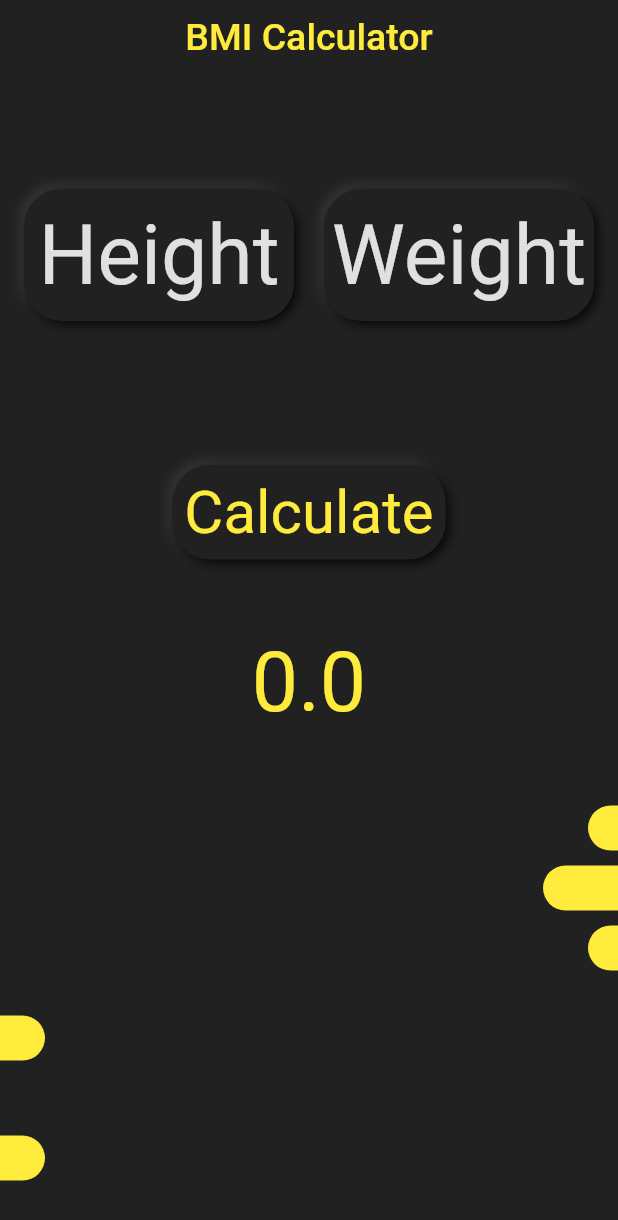
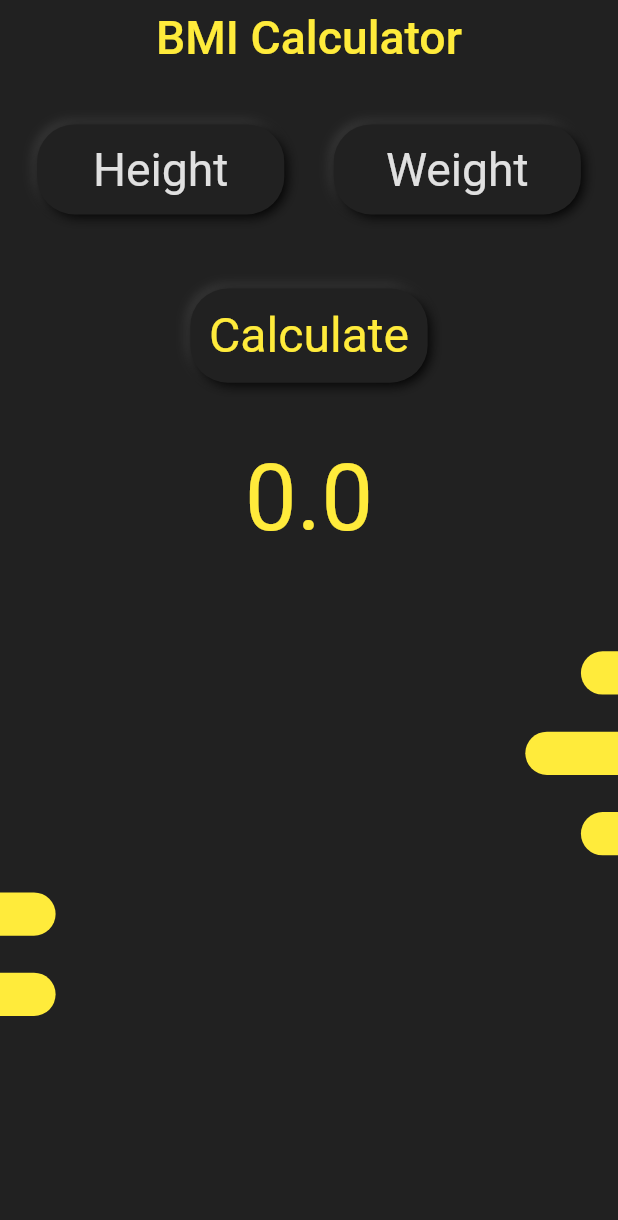
Before and after one commit to swastik21/bmi, a Flutter app: the screen it shows after launch, on a phone screen of 412 x 824 dp. Shown: the top 1220 px of the screen. Run offline on Flutter 3.47's test engine with Material 2 defaults, Android fonts, the phone set to English and light mode, and no system bars; our stand-ins replace flutter_inset_box_shadow, flutter_riverpod.

Commit message:
Made design responsive

```diff
--- a/lib/home_page.dart
+++ b/lib/home_page.dart
@@ -1,9 +1,7 @@
 // ignore_for_file: no_leading_underscores_for_local_identifiers
 import 'package:bmi/providers.dart';
 import 'package:bmi/widget/illustration.dart';
-import 'package:bmi/widget/leftBar.dart';
 import 'package:bmi/widget/neumorphic_input.dart';
-import 'package:bmi/widget/rightbar.dart';
 import 'package:flutter/material.dart' hide BoxDecoration, BoxShadow;
 import 'package:flutter_inset_box_shadow/flutter_inset_box_shadow.dart';
 import 'package:flutter_riverpod/flutter_riverpod.dart';
@@ -28,6 +26,8 @@ class _HomePageState extends ConsumerState<HomePage> {
 
   @override
   Widget build(BuildContext context) {
+    final _screenSize = MediaQuery.of(context).size;
+
     return SafeArea(
       child: Scaffold(
         backgroundColor: Theme.of(context).colorScheme.primary,
@@ -36,7 +36,7 @@ class _HomePageState extends ConsumerState<HomePage> {
             "BMI Calculator",
             style: TextStyle(
               color: Theme.of(context).colorScheme.secondary,
-              fontSize: 25,
+              fontSize: (_screenSize.width + _screenSize.height) * 0.025,
             ),
           ),
           centerTitle: true,
@@ -47,11 +47,12 @@ class _HomePageState extends ConsumerState<HomePage> {
         body: SingleChildScrollView(
           child: Column(
             children: [
-              const SizedBox(
-                height: 60,
+              SizedBox(
+                height: _screenSize.height * 0.01,
               ),
               Padding(
-                padding: const EdgeInsets.all(16.0),
+                padding: EdgeInsets.all(
+                    (_screenSize.height + _screenSize.width) * 0.02),
                 child: Row(
                   mainAxisAlignment: MainAxisAlignment.spaceBetween,
                   children: [
@@ -66,8 +67,8 @@ class _HomePageState extends ConsumerState<HomePage> {
                   ],
                 ),
               ),
-              const SizedBox(
-                height: 80,
+              SizedBox(
+                height: _screenSize.height * 0.03,
               ),
               Consumer(
                 builder: (context, ref, child) {
@@ -100,12 +101,14 @@ class _HomePageState extends ConsumerState<HomePage> {
                             heightController.text, weightContoller.text);
                       },
                       child: Padding(
-                        padding: const EdgeInsets.all(8.0),
+                        padding: EdgeInsets.all(
+                            (_screenSize.height + _screenSize.width) * 0.01),
                         child: Text(
                           "Calculate",
                           style: TextStyle(
                             color: Theme.of(context).colorScheme.secondary,
-                            fontSize: 40,
+                            fontSize: (_screenSize.width + _screenSize.height) *
+                                0.026,
                             fontWeight: FontWeight.w400,
                           ),
                         ),
@@ -114,8 +117,8 @@ class _HomePageState extends ConsumerState<HomePage> {
                   );
                 },
               ),
-              const SizedBox(
-                height: 50,
+              SizedBox(
+                height: _screenSize.height * 0.05,
               ),
               Consumer(
                 builder: (context, ref, child) {
@@ -124,13 +127,13 @@ class _HomePageState extends ConsumerState<HomePage> {
                     _bmi.toStringAsFixed(1),
                     style: TextStyle(
                       color: Theme.of(context).colorScheme.secondary,
-                      fontSize: 55,
+                      fontSize: (_screenSize.width + _screenSize.height) * 0.05,
                     ),
                   );
                 },
               ),
-              const SizedBox(
-                height: 20,
+              SizedBox(
+                height: _screenSize.height * 0.05,
               ),
               Consumer(
                 builder: (context, ref, child) {
@@ -142,7 +145,8 @@ class _HomePageState extends ConsumerState<HomePage> {
                       _status,
                       style: TextStyle(
                         color: _statusColor,
-                        fontSize: 35,
+                        fontSize:
+                            (_screenSize.width + _screenSize.height) * 0.025,
                       ),
                     ),
                   );
--- a/lib/widget/illustration.dart
+++ b/lib/widget/illustration.dart
@@ -1,3 +1,5 @@
+// ignore_for_file: no_leading_underscores_for_local_identifiers
+
 import 'package:bmi/widget/leftBar.dart';
 import 'package:bmi/widget/rightbar.dart';
 import 'package:flutter/material.dart';
@@ -7,28 +9,29 @@ class Illustration extends StatelessWidget {
 
   @override
   Widget build(BuildContext context) {
+    final _screenSize = MediaQuery.of(context).size;
     return Column(
-      children: const [
+      children: [
         SizedBox(
-          height: 30,
+          height: _screenSize.height * 0.03,
         ),
-        RightBar(rightBarWidth: 20),
+        RightBar(rightBarWidth: _screenSize.width * 0.06),
         SizedBox(
-          height: 10,
+          height: _screenSize.height * 0.03,
         ),
-        RightBar(rightBarWidth: 50),
+        RightBar(rightBarWidth: _screenSize.width * 0.15),
         SizedBox(
-          height: 10,
+          height: _screenSize.height * 0.03,
         ),
-        RightBar(rightBarWidth: 20),
+        RightBar(rightBarWidth: _screenSize.width * 0.06),
         SizedBox(
-          height: 30,
+          height: _screenSize.height * 0.03,
         ),
-        LeftBar(leftBarWidth: 30),
+        LeftBar(leftBarWidth: _screenSize.width * 0.09),
         SizedBox(
-          height: 50,
+          height: _screenSize.height * 0.03,
         ),
-        LeftBar(leftBarWidth: 30),
+        LeftBar(leftBarWidth: _screenSize.width * 0.09),
       ],
     );
   }
--- a/lib/widget/leftBar.dart
+++ b/lib/widget/leftBar.dart
@@ -6,11 +6,12 @@ class LeftBar extends StatelessWidget {
 
   @override
   Widget build(BuildContext context) {
+    final _screenSize = MediaQuery.of(context).size;
     return Row(
       mainAxisAlignment: MainAxisAlignment.start,
       children: [
         Container(
-          height: 30,
+          height: _screenSize.height * 0.035,
           width: leftBarWidth.toDouble(),
           decoration: BoxDecoration(
               color: Theme.of(context).colorScheme.secondary,
--- a/lib/widget/neumorphic_input.dart
+++ b/lib/widget/neumorphic_input.dart
@@ -8,6 +8,7 @@ class NeumorphicInput extends StatelessWidget {
 
   @override
   Widget build(BuildContext context) {
+    final _screenSize = MediaQuery.of(context).size;
     return Container(
       decoration: BoxDecoration(
         color: Theme.of(context).colorScheme.primary,
@@ -25,9 +26,9 @@ class NeumorphicInput extends StatelessWidget {
         ],
         borderRadius: BorderRadius.circular(25),
       ),
-      width: 180,
+      width: _screenSize.width * 0.4,
       child: TextField(
-        cursorHeight: 40,
+        cursorHeight: 30,
         cursorColor: Colors.grey,
         showCursor: true,
         keyboardType: TextInputType.number,
@@ -36,7 +37,7 @@ class NeumorphicInput extends StatelessWidget {
         controller: controller,
         style: TextStyle(
             color: Theme.of(context).colorScheme.secondary,
-            fontSize: 55,
+            fontSize: (_screenSize.width + _screenSize.height) * 0.025,
             fontWeight: FontWeight.w400),
         decoration: InputDecoration(
           border: InputBorder.none,
--- a/lib/widget/rightbar.dart
+++ b/lib/widget/rightbar.dart
@@ -6,11 +6,12 @@ class RightBar extends StatelessWidget {
 
   @override
   Widget build(BuildContext context) {
+    final _screenSize = MediaQuery.of(context).size;
     return Row(
       mainAxisAlignment: MainAxisAlignment.end,
       children: [
         Container(
-          height: 30,
+          height: _screenSize.height * 0.035,
           width: rightBarWidth.toDouble(),
           decoration: BoxDecoration(
               color: Theme.of(context).colorScheme.secondary,
```
